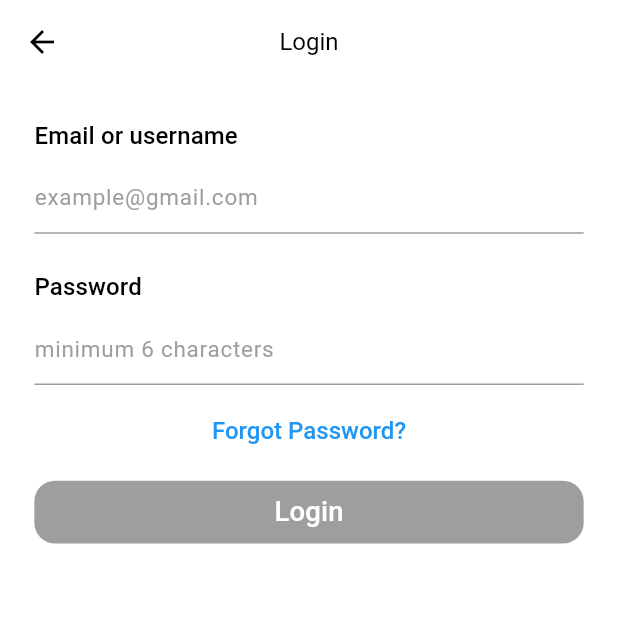
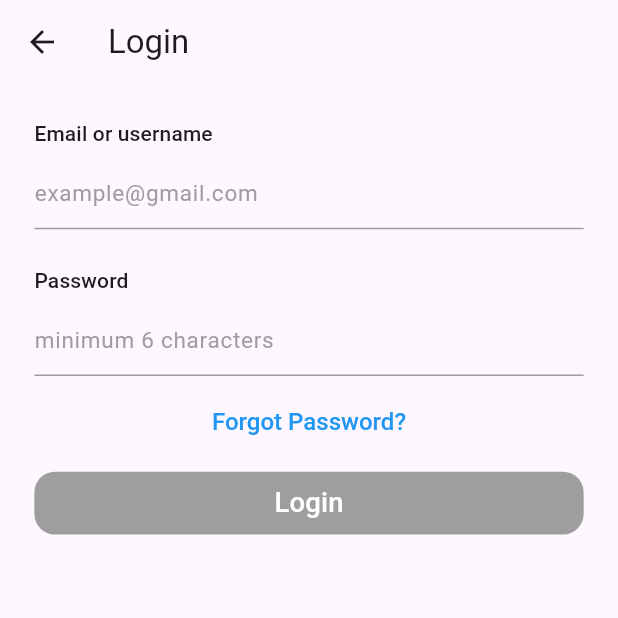
Before and after one commit to theAbinash/LIFTUP_App, a Flutter app: the screen it shows after launch, after a tap on "Log in", on a phone screen of 412 x 824 dp, the top half of it. Run offline on Flutter 3.47's test engine with Material 3 defaults, Android fonts, the phone set to English and light mode, and no system bars; our stand-ins replace connectivity_plus, equatable, flutter_bloc, flutter_screenutil, flutter_slidable, get_it and 2 more; accounts and stored records are empty; network calls fail; statements that could not run were skipped.

Commit message:
redefined the UI

```diff
--- a/lib/core/theme/app_colors.dart
+++ b/lib/core/theme/app_colors.dart
@@ -1,25 +1,34 @@
 import 'package:flutter/material.dart';
 
 class AppColors {
-  // Light Theme
-  static const Color lightBackground = Colors.white;
-  static const Color lightTextPrimary = Colors.black;
-  static const Color lightTextSecondary = Colors.grey;
-  static const Color lightDivider = Colors.grey;
 
-  // Dark Theme
-  static const Color darkBackground = Colors.black;
-  static const Color darkTextPrimary = Colors.white;
-  static const Color darkTextSecondary = Colors.grey;
-  static const Color darkDivider = Colors.grey;
+  // Brand
+  static const primary = Color(0xff0A84FF);
+  static const secondary = Color(0xffff9f0a);
 
-  // AppBar
+  // Success
+  static const success = Color(0xff30D158);
+
+  // Warning
+  static const warning = Color(0xffFFD60A);
+
+  // Error
+  static const error = Color(0xffFF453A);
+
+  // Light
+  static const lightBackground = Color(0xffF7F7F7);
+  static const lightSurface = Colors.white;
+  static const lightCard = Colors.white;
+  static const lightBorder = Color(0xffE5E5EA);
+
+  // Dark
+  static const darkBackground = Color(0xff000000);
+  static const darkSurface = Color(0xff121212);
+  static const darkCard = Color(0xff1C1C1E);
+  static const darkBorder = Color(0xff2C2C2E);
+
+  /* // AppBar
   static const Color lightAppBar = lightBackground;
-  static const Color darkAppBar = Color.fromARGB(255, 24, 23, 23);
-
-  // Common
-  static const Color primary = Color(0xFF0066FF);
-  static const Color secondary = Color(0xFFFF9800);
-  static const Color error = Colors.red;
+  static const Color darkAppBar = Color.fromARGB(255, 24, 23, 23); */
 
 }
--- a/lib/core/theme/app_text_styles.dart
+++ b/lib/core/theme/app_text_styles.dart
@@ -1,85 +1,37 @@
 import 'package:flutter/material.dart';
-import 'app_colors.dart';
 
 class AppTextStyles {
+  AppTextStyles._();
+
   // Headings
-  static const TextStyle lightHeading1 = TextStyle(
+  static const heading1 = TextStyle(
     fontSize: 32,
     fontWeight: FontWeight.bold,
-    color: AppColors.lightTextPrimary,
-  );
-  static const TextStyle darkHeading1 = TextStyle(
-    fontSize: 32,
-    fontWeight: FontWeight.bold,
-    color: AppColors.darkTextPrimary,
   );
 
-  static const TextStyle lightHeading2 = TextStyle(
+  static const heading2 = TextStyle(
     fontSize: 24,
     fontWeight: FontWeight.w600,
-    color: AppColors.lightTextPrimary,
-  );
-  static const TextStyle darkHeading2 = TextStyle(
-    fontSize: 24,
-    fontWeight: FontWeight.w600,
-    color: AppColors.darkTextPrimary,
   );
 
-  // Titles
-  static const TextStyle lightTitle = TextStyle(
+  static const title = TextStyle(
     fontSize: 20,
-    fontWeight: FontWeight.w500,
-    color: AppColors.lightTextPrimary,
-  );
-  static const TextStyle darkTitle = TextStyle(
-    fontSize: 20,
-    fontWeight: FontWeight.w500,
-    color: AppColors.darkTextPrimary,
+    fontWeight: FontWeight.w600,
   );
 
-  // Body
-  static const TextStyle lightBody = TextStyle(
+  static const body = TextStyle(
     fontSize: 16,
-    fontWeight: FontWeight.normal,
-    color: AppColors.lightTextPrimary,
-  );
-  static const TextStyle darkBody = TextStyle(
-    fontSize: 16,
-    fontWeight: FontWeight.normal,
-    color: AppColors.darkTextPrimary,
-  );
-  static const TextStyle lightBodySmall = TextStyle(
-    fontSize: 15,
-    fontWeight: FontWeight.bold,
-    color: AppColors.lightTextPrimary,
-  );
-  static const TextStyle darkBodySmall = TextStyle(
-    fontSize: 15,
-    fontWeight: FontWeight.bold,
-    color: AppColors.darkTextPrimary,
+    fontWeight: FontWeight.w400,
   );
 
-  // Labels
-   static const TextStyle lightLabel = TextStyle(
-    fontSize: 16,
+  static const label = TextStyle(
+    fontSize: 14,
     fontWeight: FontWeight.w500,
-    color: AppColors.lightTextPrimary,
-  );
-  static const TextStyle darkLabel = TextStyle(
-    fontSize: 16,
-    fontWeight: FontWeight.w500,
-    color: AppColors.darkTextPrimary,
   );
 
-  // Grey / Disabled text
-  static const TextStyle lightGrey = TextStyle(
-    fontSize: 14,
-    fontWeight: FontWeight.normal,
-    color: Colors.grey,
+  static const caption = TextStyle(
+    fontSize: 12,
+    fontWeight: FontWeight.w400,
   );
-  static const TextStyle darkGrey = TextStyle(
-    fontSize: 14,
-    fontWeight: FontWeight.normal,
-    color: Colors.grey,
-  );
+
 }
--- a/lib/core/theme/app_theme.dart
+++ b/lib/core/theme/app_theme.dart
@@ -1,85 +1,50 @@
+
 import 'package:flutter/material.dart';
-import 'app_colors.dart';
-import 'app_text_styles.dart';
 
-class AppTheme {
-  static ThemeData lightTheme = ThemeData(
-    brightness: Brightness.light,
-    scaffoldBackgroundColor: AppColors.lightBackground,
-    dividerTheme: DividerThemeData(
-      color: AppColors.lightDivider.withOpacity(0.4),
-      thickness: 1,
-      space: 16,
-    ),
-    primarySwatch: Colors.blue,
-    appBarTheme: const AppBarTheme(
-      centerTitle: true,
-      foregroundColor: AppColors.lightTextPrimary,
-      backgroundColor: AppColors.lightAppBar,
-      elevation: 0,
-      scrolledUnderElevation: 0,
-      titleTextStyle: TextStyle(
-        fontSize: 16,
-        fontWeight: FontWeight.normal,
-        color: AppColors.lightTextPrimary,
-      ),
-    ),
-    textTheme: const TextTheme(
-      displayLarge: AppTextStyles.lightHeading1,
-      headlineLarge: AppTextStyles.lightHeading2,
-      titleLarge: AppTextStyles.lightTitle,
-      titleMedium: AppTextStyles.lightTitle,
-      bodyLarge: AppTextStyles.lightBody,
-      bodyMedium: AppTextStyles.lightBody,
-      bodySmall: AppTextStyles.lightBodySmall,
-      labelLarge: AppTextStyles.lightLabel,
-      labelSmall: AppTextStyles.lightGrey,
-    ),
-    colorScheme: const ColorScheme.light(
-      primary: AppColors.primary,
-      secondary: AppColors.secondary,
-      background: AppColors.lightBackground,
-      error: AppColors.error,
-    ),
-  );
+@immutable
+class AppTheme extends ThemeExtension<AppTheme> {
+  final Color card;
+  final Color border;
+  final Color textSecondary;
 
-  static ThemeData darkTheme = ThemeData(
-    brightness: Brightness.dark,
-    scaffoldBackgroundColor: AppColors.darkBackground,
-    dividerTheme: DividerThemeData(
-      color: AppColors.darkDivider.withOpacity(0.4),
-      thickness: 1,
-      space: 16,
-    ),
-    primarySwatch: Colors.blue,
-    appBarTheme: const AppBarTheme(
-      centerTitle: true,
-      foregroundColor: AppColors.darkTextPrimary,
-      backgroundColor: AppColors.darkAppBar,
-      elevation: 0,
-      scrolledUnderElevation: 0,
-      titleTextStyle: TextStyle(
-        fontSize: 16,
-        fontWeight: FontWeight.normal,
-        color: AppColors.darkTextPrimary,
-      ),
-    ),
-    textTheme: const TextTheme(
-      displayLarge: AppTextStyles.darkHeading1,
-      headlineLarge: AppTextStyles.darkHeading2,
-      titleLarge: AppTextStyles.darkTitle,
-      titleMedium: AppTextStyles.darkTitle,
-      bodyLarge: AppTextStyles.darkBody,
-      bodyMedium: AppTextStyles.darkBody,
-      bodySmall: AppTextStyles.darkBodySmall,
-      labelLarge: AppTextStyles.darkLabel,
-      labelSmall: AppTextStyles.darkGrey,
-    ),
-    colorScheme: const ColorScheme.dark(
-      primary: AppColors.primary,
-      secondary: AppColors.secondary,
-      background: AppColors.darkBackground,
-      error: AppColors.error,
-    ),
-  );
+  const AppTheme({
+    required this.card,
+    required this.border,
+    required this.textSecondary,
+  });
+
+  @override
+  AppTheme copyWith({
+    Color? card,
+    Color? border,
+    Color? textSecondary,
+  }) {
+    return AppTheme(
+      card: card ?? this.card,
+      border: border ?? this.border,
+      textSecondary: textSecondary ?? this.textSecondary,
+    );
+  }
+
+  @override
+  AppTheme lerp(
+    ThemeExtension<AppTheme>? other,
+    double t,
+  ) {
+    if (other is! AppTheme) return this;
+
+    return AppTheme(
+      card: Color.lerp(card, other.card, t)!,
+      border: Color.lerp(border, other.border, t)!,
+      textSecondary: Color.lerp(textSecondary, other.textSecondary, t)!,
+    );
+  }
 }
+
+ /* final colors = Theme.of(context).extension<AppThemeColors>()!;
+
+final colors = Theme.of(context).extension<AppThemeColors>()!;
+
+Container(
+  color: colors.card,
+) */
```
Also changed, not shown: lib/core/theme/app_card.dart (added, +70 -0 lines), lib/core/theme/app_duration.dart (added, +8 -0 lines), lib/core/theme/app_insets.dart (added, +13 -0 lines), lib/core/theme/app_shadow.dart (added, +13 -0 lines), lib/core/theme/app_spacing.dart (added, +18 -0 lines), lib/core/theme/app_radius.dart (added).
